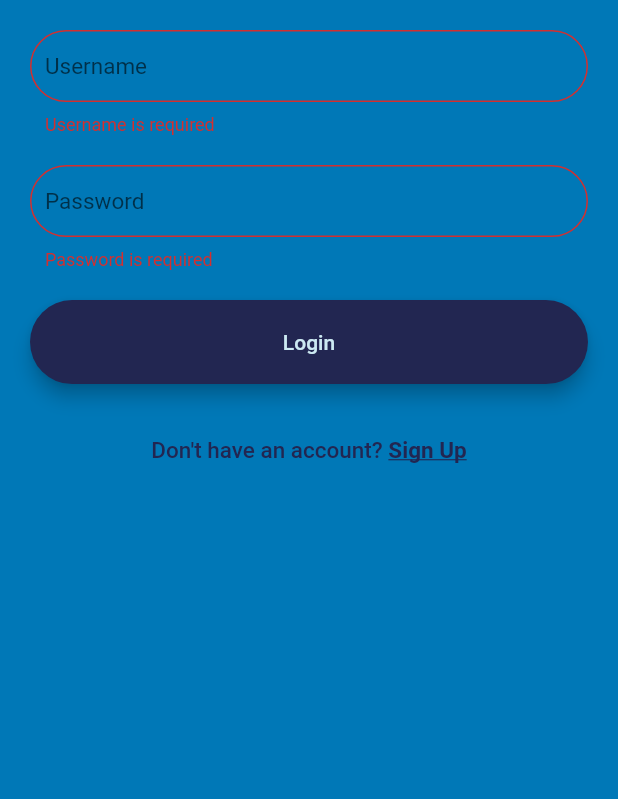
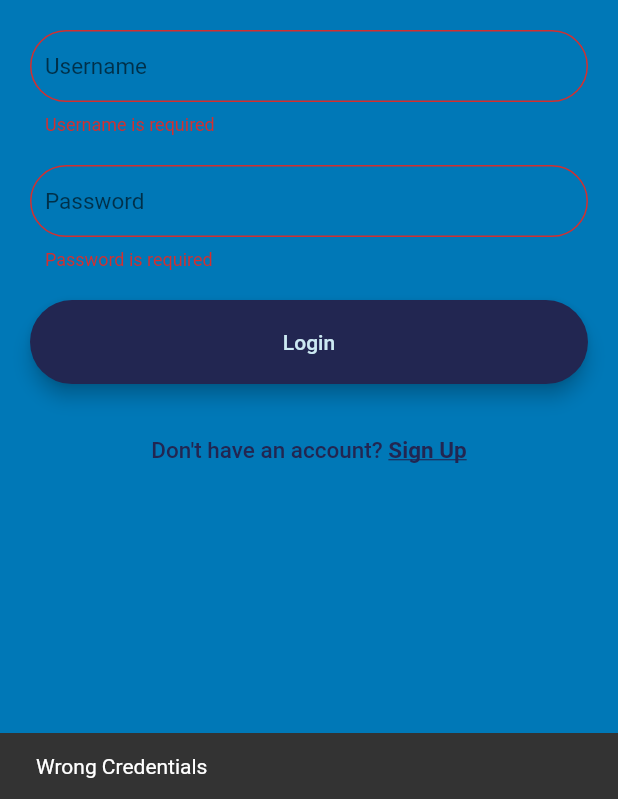
Before and after one commit to reeya00/Parkmitra, a Flutter app: the screen it shows after launch, after a tap on "Login", on a phone screen of 412 x 824 dp, the part 437-1236 px from its top. Run offline on Flutter 3.47's test engine with Material 2 defaults, Android fonts, the phone set to English and light mode, and no system bars; our stand-ins replace flutter_map, geocoding, geolocator, latlong2; missing offline and left inert: dart:ffi; network calls fail.

Commit message:
login fixed

```diff
--- a/lib/screens/home_screen.dart
+++ b/lib/screens/home_screen.dart
@@ -14,6 +14,7 @@ class HomeScreen extends StatefulWidget {
 
 class _HomeScreenState extends State<HomeScreen> {
   late Future<Map<String, dynamic>> userData;
+  bool reload = false;
 
   @override
   void initState() {
@@ -36,7 +37,7 @@ class _HomeScreenState extends State<HomeScreen> {
             } else if (snapshot.hasError) {
               // Reload the HomeScreen if an error occurs
               Future.delayed(Duration(milliseconds: 500)).then((_) {
-                Navigator.push(
+                Navigator.pushReplacement(
                     context,
                     MaterialPageRoute(
                         builder: (BuildContext context) => NavBar()));
--- a/lib/screens/login.dart
+++ b/lib/screens/login.dart
@@ -1,3 +1,5 @@
+// ignore_for_file: prefer_const_declarations
+
 import 'package:flutter/material.dart';
 import 'package:parkmitra/screens/home_screen.dart';
 import 'package:parkmitra/screens/signin_screen.dart';
@@ -17,7 +19,7 @@ TextStyle myStyle = const TextStyle(fontSize: 15);
 final GlobalKey<FormState> _formkey = GlobalKey<FormState>();
 bool loggedin = false;
 
-void loginUser(String username, String password) async {
+void loginUser(String username, String password, Function() onSucess) async {
   final response = await http.post(
     Uri.parse('http://127.0.0.1:8000/api/token/'), //use this for web
     // Uri.parse('http://10.0.2.2:8000/user/register/'), //use this for emulator and device
@@ -35,12 +37,13 @@ void loginUser(String username, String password) async {
   if (response.statusCode == 200) {
     // User is authenticated
     // print('User authenticated');
+
     final Map<String, dynamic> responseData = json.decode(response.body);
     Globals.refresh_token = responseData['refresh'];
     Globals.access_token = responseData['access'];
     final temp = 'Bearer ' + Globals.access_token;
     final username = responseData['username'];
-    Globals.user_name = responseData['username'];
+    // Globals.user_name = responseData['username'];
     print(username);
     print(Globals.user_name);
     // print(fetchUserData());
@@ -54,6 +57,7 @@ void loginUser(String username, String password) async {
           'refresh_token': Globals.refresh_token,
           'access_token': Globals.access_token,
         }));
+    onSucess();
   } else {
     // User is not authenticated
     // print('User not authenticated');
@@ -62,6 +66,14 @@ void loginUser(String username, String password) async {
     throw Exception(errorMessage);
   }
 }
+
+void showSnackBar(BuildContext context, String message) {
+  final snackBar = SnackBar(
+    content: Text(message),
+  );
+  ScaffoldMessenger.of(context).showSnackBar(snackBar);
+}
+
 
 class LoginScree extends StatefulWidget {
   const LoginScree({super.key});
@@ -134,60 +146,19 @@ class _LoginScreeState extends State<LoginScree> {
           minWidth: MediaQuery.of(context).size.width,
           onPressed: () {
             if (_formkey.currentState!.validate()) {
-              loginUser(
-                usernameController.text,
-                passwordController.text,
-              );
+              loginUser(usernameController.text, passwordController.text, () {
+                Navigator.push(
+                    context, MaterialPageRoute(builder: (context) => NavBar()));
+                _formkey.currentState!.save();
+              });
               // Future.delayed(Duration(seconds: 10));
 
               // CircularProgressIndicator();
-              Navigator.push(
-                  context, MaterialPageRoute(builder: (context) => NavBar()));
-              _formkey.currentState!.save();
             }
+            else{
+              showSnackBar(context, 'Wrong Credentials');
+          }
           },
-          // onPressed: () async {
-          //   print(username);
-          //   print(password);
-          //   final isValid = _formkey.currentState?.validate();
-          //   var response =
-          //       await http.post(Uri.parse('http://127.0.0.1:8000/api/token/'),
-          //           headers: <String, String>{
-          //             'Content-Type': 'application/json; charset=UTF-8',
-          //           },
-          //           body: jsonEncode(<String, String>{
-          //             'username': username,
-          //             'password': password,
-          //           }));
-
-          //   if (response.statusCode == 401) {
-          //     final responseData = json.decode(response.body);
-          //     print(responseData);
-          //     const snackBar = SnackBar(
-          //       content: Text(
-          //         "Wrong Credentials",
-          //         style: TextStyle(fontSize: 20),
-          //       ),
-          //       backgroundColor: Colors.red,
-          //     );
-          //     ScaffoldMessenger.of(context).showSnackBar(snackBar);
-          //   }
-          //   if (response.statusCode == 201) {
-          //     var responseData = json.decode(response.body);
-          //     const snackBar = SnackBar(
-          //       content: Text(
-          //         "Logged In",
-          //         style: TextStyle(fontSize: 20),
-          //       ),
-          //       backgroundColor: Colors.green,
-          //     );
-          //     ScaffoldMessenger.of(context).showSnackBar(snackBar);
-          //     print(responseData);
-
-          //     Map object = responseData;
-          //     String token = object['token'];
-          //   }
-          // },
           padding: const EdgeInsets.all(20),
           child:
               const Text('Login', style: TextStyle(color: Color(0xffCCE9F2))),
--- a/lib/screens/profile_screen.dart
+++ b/lib/screens/profile_screen.dart
@@ -145,6 +145,9 @@ class _ProfileScreenState extends State<ProfileScreen> {
   @override
   Widget build(BuildContext context) {
     return Scaffold(
+      appBar: AppBar(
+        title: Text('Added Vehicles'),
+      ),
       body: ListView.builder(
         itemCount: _vehicles.length,
         itemBuilder: (BuildContext context, int index) {
--- a/pubspec.yaml
+++ b/pubspec.yaml
@@ -36,16 +36,17 @@ dependencies:
   # Use with the CupertinoIcons class for iOS style icons.
   cupertino_icons: ^1.0.2
   latlong: ^0.6.1
+  latlong2: ^0.8.1
   flutter_map: any
   flutter_map_marker_cluster: any
   geolocator: ^8.2.0
-  geocoding: ^2.0.4
   permission_handler: ^6.1.1
   http: ^0.13.5
   flutter_polyline_points: ^1.0.0
   intl: ^0.17.0
   open_route_service: ^1.2.2
   shared_preferences: ^2.0.18
+  geocoding: ^2.0.5
 dev_dependencies:
   flutter_test:
     sdk: flutter
```
Also changed, not shown: pubspec.lock.
